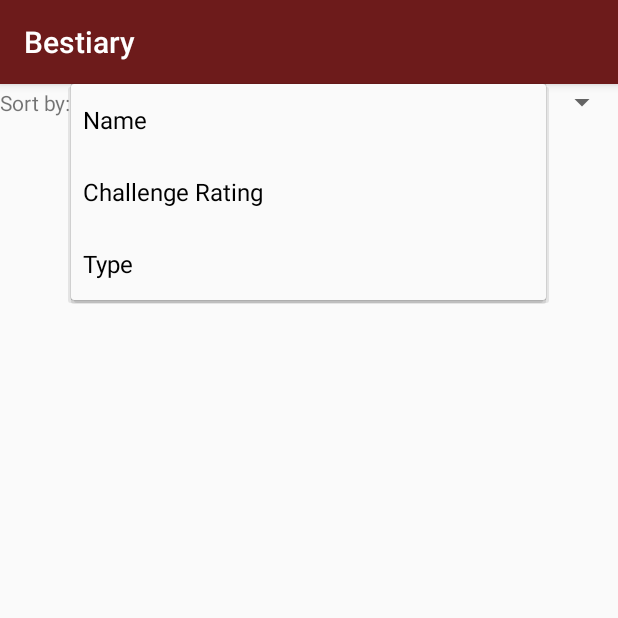
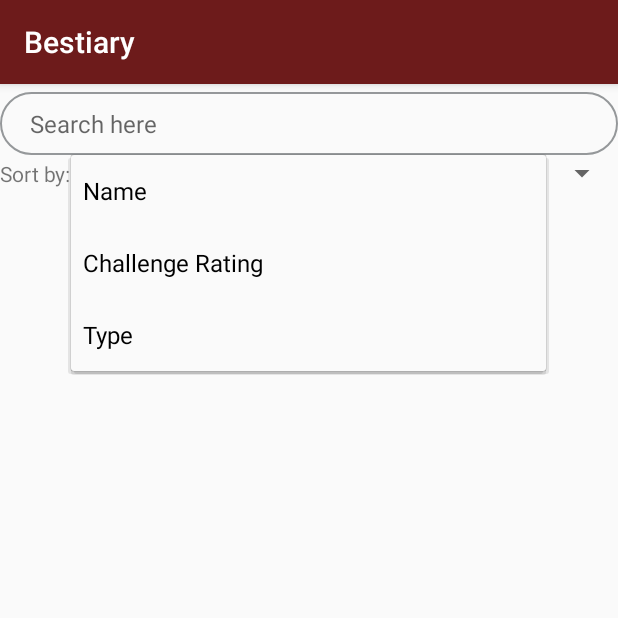
Before and after one commit to WigginsDamien/DungeonsandDragonsCompanionApp, an Android app: the MonsterActivity screen opened directly, with no data from a screen before it, after a tap on "Name", on a phone screen of 412 x 824 dp, the top half of it. Run offline under Robolectric (Android 15) with nearby library versions, the phone set to English and light mode, and no system bars; our stand-ins replace Firebase (no records; nobody signed in at launch, a user with empty details on screens opened directly).

Commit message:
Added in search functionality. Changed setUpRecyclerView() function to need a string now, for the search string. Search is case sensitive. Partial searches work.

```diff
--- a/app/src/main/java/com/harrowedtale/dungeonsanddragonscompanionapp/CharacterSheet.java
+++ b/app/src/main/java/com/harrowedtale/dungeonsanddragonscompanionapp/CharacterSheet.java
@@ -10,7 +10,6 @@ import android.widget.Button;
 import android.widget.EditText;
 import android.widget.TextView;
 import android.widget.Toast;
-
 import java.io.BufferedReader;
 import java.io.FileInputStream;
 import java.io.FileNotFoundException;
--- a/app/src/main/java/com/harrowedtale/dungeonsanddragonscompanionapp/FullMonsterActivity.java
+++ b/app/src/main/java/com/harrowedtale/dungeonsanddragonscompanionapp/FullMonsterActivity.java
@@ -6,7 +6,6 @@ import android.support.annotation.NonNull;
 import android.support.v7.app.AppCompatActivity;
 import android.widget.TextView;
 import android.widget.Toast;
-
 import com.google.android.gms.tasks.OnCompleteListener;
 import com.google.android.gms.tasks.Task;
 import com.google.firebase.firestore.CollectionReference;
@@ -27,6 +26,7 @@ public class FullMonsterActivity extends AppCompatActivity {
         super.onCreate(savedInstanceState);
         setContentView(R.layout.monster_full);
         monsterdata = findViewById(R.id.monsterData);
+
         Intent monster_display = getIntent();
         String Monster_name = monster_display.getStringExtra("Name");
         setTitle(Monster_name);//Sets page title to the respective monster
@@ -114,4 +114,5 @@ public class FullMonsterActivity extends AppCompatActivity {
 
     }
 
+
 }
--- a/app/src/main/java/com/harrowedtale/dungeonsanddragonscompanionapp/LocationActivity.java
+++ b/app/src/main/java/com/harrowedtale/dungeonsanddragonscompanionapp/LocationActivity.java
@@ -30,6 +30,5 @@ public class LocationActivity extends AppCompatActivity {
         ViewPager viewPager = findViewById(R.id.view_pager);
         ViewPagerAdapter adapter = new ViewPagerAdapter(this, imageUrls);
         viewPager.setAdapter(adapter);
-
     }
 }
--- a/app/src/main/java/com/harrowedtale/dungeonsanddragonscompanionapp/MonsterActivity.java
+++ b/app/src/main/java/com/harrowedtale/dungeonsanddragonscompanionapp/MonsterActivity.java
@@ -1,19 +1,27 @@
 package com.harrowedtale.dungeonsanddragonscompanionapp;
 
 import com.firebase.ui.firestore.FirestoreRecyclerOptions;
+import com.google.android.gms.tasks.OnCompleteListener;
+import com.google.android.gms.tasks.Task;
 import com.google.firebase.firestore.CollectionReference;
 import com.google.firebase.firestore.FirebaseFirestore;
 import com.google.firebase.firestore.Query;
 import android.content.Intent;
 import android.os.Bundle;
+import android.support.annotation.NonNull;
+import android.support.v4.view.MenuItemCompat;
 import android.support.v7.app.AppCompatActivity;
 import android.support.v7.widget.LinearLayoutManager;
 import android.support.v7.widget.RecyclerView;
+import android.text.Editable;
+import android.text.TextWatcher;
 import android.view.View;
 import android.widget.AdapterView;
 import android.widget.ArrayAdapter;
+import android.widget.EditText;
 import android.widget.Spinner;
 import android.widget.Toast;
+
 
 public class MonsterActivity extends AppCompatActivity {
 
@@ -22,22 +30,26 @@ public class MonsterActivity extends AppCompatActivity {
     private CollectionReference Monsters = db.collection("Monsters");
     private MonsterAdapter adapter;
     private Spinner monstersort_spinner;
+    private EditText mSearchField;
+
 
     @Override
     protected void onCreate(Bundle savedInstanceState) {
         super.onCreate(savedInstanceState);
         setContentView(R.layout.monsterpage_layout);
+
+        mSearchField = (EditText) findViewById(R.id.search_field);
+
         Spinner monstersort_spinner = findViewById(R.id.monstersort_spinner);
         ArrayAdapter<CharSequence> adapter = ArrayAdapter.createFromResource(this, R.array.monsterfilter_spinner, android.R.layout.simple_spinner_item);
         adapter.setDropDownViewResource(android.R.layout.simple_spinner_dropdown_item);
         monstersort_spinner.setAdapter(adapter);
-        setUpRecyclerView("");
+        setUpRecyclerView("", "");
         monstersort_spinner.setOnItemSelectedListener(new AdapterView.OnItemSelectedListener() {
             @Override
             public void onItemSelected(AdapterView<?> parent, View view, int position, long id) {
                 String option = (String) parent.getItemAtPosition(position);
-               // Toast.makeText(view.getContext(), option, Toast.LENGTH_SHORT).show();
-                setUpRecyclerView(option);
+                setUpRecyclerView(option, "");
             }
 
             @Override
@@ -46,10 +58,65 @@ public class MonsterActivity extends AppCompatActivity {
             }
         });
 
+        //See if the text was changed
+        mSearchField.addTextChangedListener(new TextWatcher() {
+            @Override//Don't mess with, it's fine
+            public void beforeTextChanged(CharSequence s, int start, int count, int after) {
             }
 
-    private void setUpRecyclerView(String filter) {
+            @Override//When the user types something
+            public void onTextChanged(CharSequence s, int start, int before, int count) {
+
+                if(s.toString().length() == 0)//If there is no characters put in, display the standard page
+                {
+                    //Set up the recycler view by the default setting, name
+                    setUpRecyclerView("Name", "");
+                }
+                else
+                {
+                    //Convert the character sequence (s) to a string, and pass it, still sorting by name
+                    setUpRecyclerView("Name", s.toString());
+                }
+            }
+
+            @Override//Don't need anything here
+            public void afterTextChanged(Editable s) {
+
+            }
+        });
+    }
+
+
+
+    private void setUpRecyclerView(String filter, String lookup) {
         if(filter.equals("Name")) {
+            if(lookup.length() >= 1)//If the string can be used to lookup something, no just ""
+            {
+                //Changed the query, so that you search for the term
+                Query query = Monsters.orderBy("name").startAt(lookup.trim()).endAt(lookup.trim() + "\uf8ff");
+                FirestoreRecyclerOptions<MonsterObject> options = new FirestoreRecyclerOptions.Builder<MonsterObject>().setQuery(query, MonsterObject.class).build();
+
+                adapter = new MonsterAdapter(options);
+
+                RecyclerView recyclerView_monster = findViewById(R.id.monster_recycler);
+                recyclerView_monster.setHasFixedSize(true);
+                recyclerView_monster.setLayoutManager(new LinearLayoutManager(this));
+                recyclerView_monster.setAdapter(adapter);
+
+                adapter.setOnItemClickListener(new MonsterAdapter.ClickListener() {
+                    @Override
+                    public void onItemClick(int position, View v, String monster) {
+                        Intent monster_display = new Intent(MonsterActivity.this, FullMonsterActivity.class);
+                        monster_display.putExtra("Name", monster);
+                        startActivity(monster_display);
+
+                    }
+                });
+
+                adapter.startListening();
+            }
+            else//Normal case of just querying without searching
+            {
                 Query query = Monsters.orderBy("name");
                 FirestoreRecyclerOptions<MonsterObject> options = new FirestoreRecyclerOptions.Builder<MonsterObject>().setQuery(query, MonsterObject.class).build();
 
@@ -71,6 +138,7 @@ public class MonsterActivity extends AppCompatActivity {
                 });
 
                 adapter.startListening();
+            }
         }
         else if(filter.equals("Challenge Rating")) {
 
@@ -150,4 +218,7 @@ public class MonsterActivity extends AppCompatActivity {
         super.onStop();
         adapter.stopListening();
     }
+
+
+
 }
--- a/app/src/main/java/com/harrowedtale/dungeonsanddragonscompanionapp/MonsterAdapter.java
+++ b/app/src/main/java/com/harrowedtale/dungeonsanddragonscompanionapp/MonsterAdapter.java
@@ -12,8 +12,10 @@ import com.firebase.ui.firestore.FirestoreRecyclerOptions;
 public class MonsterAdapter extends FirestoreRecyclerAdapter<MonsterObject, MonsterAdapter.MonsterHolder> {
     private static ClickListener clicklistener;
 
+
     public MonsterAdapter(@NonNull FirestoreRecyclerOptions<MonsterObject> options){
         super(options);
+
     }
 
     @Override
--- a/app/src/main/java/com/harrowedtale/dungeonsanddragonscompanionapp/ViewPagerAdapter.java
+++ b/app/src/main/java/com/harrowedtale/dungeonsanddragonscompanionapp/ViewPagerAdapter.java
@@ -8,9 +8,15 @@ import android.view.ViewGroup;
 import android.widget.ImageView;
 import com.squareup.picasso.Picasso;
 
+
+
 public class ViewPagerAdapter extends PagerAdapter {
     private Context context;
     private String[] imageUrls;
+    private String[] titles = {
+        "Altar", "Castle", "Cave", "Desert", "Field", "Forest", "Forked Road", "Keep",
+            "Mountain", "Port", "River", "Ruins", "Village", "Volcano"
+    };
 
     ViewPagerAdapter(Context context, String[] imageUrls){
         this.context = context;
--- /dev/null
+++ b/app/src/main/res/drawable-v24/search_layout.xml
@@ -0,0 +1,7 @@
+<?xml version="1.0" encoding="utf-8"?>
+<shape xmlns:android="http://schemas.android.com/apk/res/android">
+
+    <stroke android:color="#95989A" android:width="1dp" />
+    <corners android:radius="30dp" />
+
+</shape>
--- a/app/src/main/res/layout/monsterpage_layout.xml
+++ b/app/src/main/res/layout/monsterpage_layout.xml
@@ -6,6 +6,32 @@
     android:layout_width="match_parent"
     android:layout_height="match_parent"
     android:orientation="vertical">
+
+
+    <LinearLayout
+        android:layout_width="match_parent"
+        android:layout_height="wrap_content"
+        android:orientation="horizontal">
+
+        <EditText
+            android:id="@+id/search_field"
+            android:layout_width="match_parent"
+            android:layout_height="wrap_content"
+            android:layout_marginTop="5dp"
+            android:background="@drawable/search_layout"
+            android:ems="10"
+            android:hint="Search here"
+            android:inputType="textPersonName"
+            android:paddingLeft="20dp"
+            android:paddingTop="10dp"
+            android:paddingRight="20dp"
+            android:paddingBottom="10dp"
+            android:textColor="#999999"
+            android:textSize="16sp" />
+
+
+    </LinearLayout>
+
 
 
     <LinearLayout
--- a/app/src/main/res/values/strings.xml
+++ b/app/src/main/res/values/strings.xml
@@ -13,6 +13,7 @@
     <string name="d20">d20</string>
     <string name="minus">—</string>
     <string name="plus">+</string>
+    <string name="action_search">Search</string>
 
     <string-array name="monsterfilter_spinner">
         <item>Name</item>
--- a/build.gradle
+++ b/build.gradle
@@ -7,7 +7,7 @@ buildscript {
         jcenter()
     }
     dependencies {
-        classpath 'com.android.tools.build:gradle:3.3.2'
+        classpath 'com.android.tools.build:gradle:3.4.0'
         classpath 'com.google.gms:google-services:4.2.0'
 
 
```
Also changed, not shown: app/build.gradle (+7 -2 lines), app/src/main/java/com/harrowedtale/dungeonsanddragonscompanionapp/SpellActivity.java (+8 -0 lines), app/src/main/res/layout/spellpage_layout.xml (+52 -8 lines), app/src/main/res/menu/menu_search.xml (added, +10 -0 lines), gradle/wrapper/gradle-wrapper.properties. Lines whose indentation alone changed are shown as unchanged.
